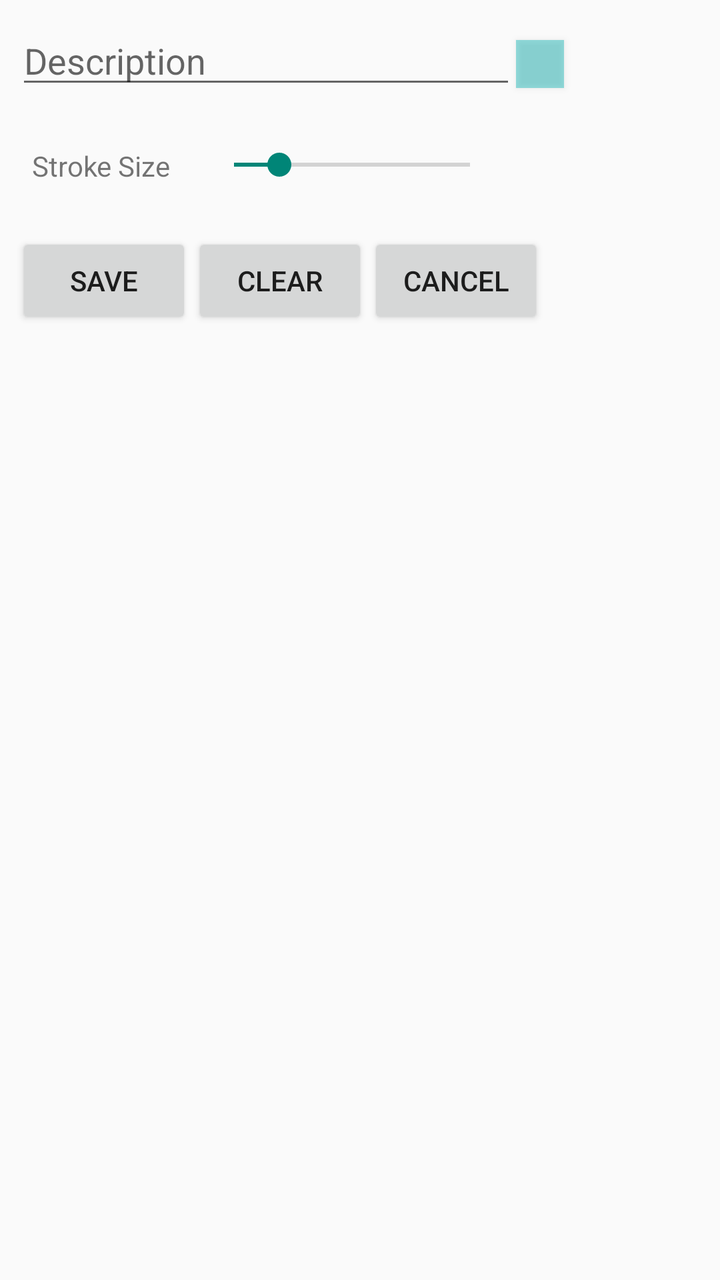
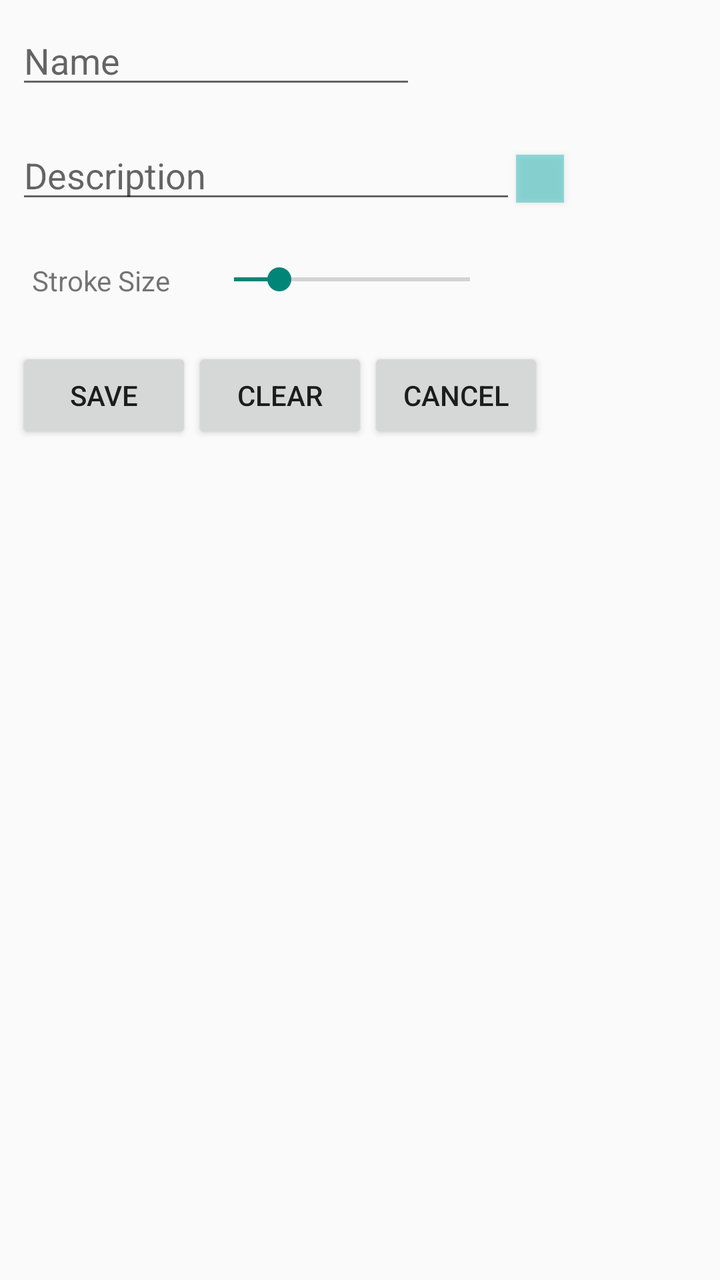

Screens rendered from an Android XML layout before and after an edit, with the pre-edit source and the edit as a unified diff.
<!-- AndroidManifest.xml: application theme AppTheme.NoActionBar -->
<!-- res/layout/save_overlay_layout.xml -->
<?xml version="1.0" encoding="utf-8"?>
<LinearLayout
    xmlns:android="http://schemas.android.com/apk/res/android"
    android:layout_width="300dp"
    android:layout_height="wrap_content"
    android:orientation="vertical"
    android:layout_gravity="center">

    <LinearLayout
        android:layout_width="match_parent"
        android:layout_height="wrap_content"
        android:layout_margin="@dimen/regular_margin">
        <android.support.design.widget.TextInputEditText
            android:id="@+id/enter_description"
            android:layout_width="250dp"
            android:layout_height="wrap_content"
            android:hint="@string/description_string"/>
        <Button
            android:id="@+id/selected_color_fill"
            android:layout_width="24dp"
            android:layout_height="24dp"
            android:background="@color/polygon_fill_color"/>
    </LinearLayout>
    <LinearLayout
        android:layout_width="match_parent"
        android:layout_height="wrap_content"
        android:orientation="horizontal"
        android:layout_margin="@dimen/regular_margin">
        <TextView
            android:layout_width="wrap_content"
            android:layout_height="wrap_content"
            android:text="Stroke Size"
            android:layout_margin="@dimen/regular_margin"/>
        <SeekBar
            android:id="@+id/stroke_size_seek"
            android:layout_width="150dp"
            android:layout_height="wrap_content"
            android:layout_margin="@dimen/regular_margin"
            android:max="100"
            android:min="1"
            android:progress="20"/>
    </LinearLayout>
    <LinearLayout
        android:layout_width="match_parent"
        android:layout_height="wrap_content"
        android:orientation="horizontal"
        android:layout_margin="@dimen/regular_margin">
        <Button
            android:id="@+id/save_overlay"
            android:layout_width="wrap_content"
            android:layout_height="wrap_content"
            android:text="@string/save_string"/>
        <Button
            android:id="@+id/clear_overlay"
            android:layout_width="wrap_content"
            android:layout_height="wrap_content"
            android:text="@string/clear_string"/>
        <Button
            android:id="@+id/cancel"
            android:layout_width="wrap_content"
            android:layout_height="wrap_content"
            android:text="@string/cancel_string"/>
    </LinearLayout>
</LinearLayout>
<!-- resources referenced by this layout -->
<resources>
  <color name="polygon_fill_color">#802EC0C0</color>
  <dimen name="regular_margin">8dp</dimen>
  <string name="cancel_string">Cancel</string>
  <string name="clear_string">Clear</string>
  <string name="description_string">Description</string>
  <string name="save_string">Save</string>
  <style name="AppTheme.NoActionBar" parent="Theme.AppCompat.Light.DarkActionBar">
          <item name="windowActionBar">false</item>
          <item name="windowNoTitle">true</item>
      </style>
</resources>

<!-- the commit's change to res/layout/save_overlay_layout.xml (unified diff, before → after) -->
@@ -6,6 +6,12 @@
     android:orientation="vertical"
     android:layout_gravity="center">
 
+    <android.support.design.widget.TextInputEditText
+        android:id="@+id/layer_name"
+        android:layout_width="200dp"
+        android:layout_height="wrap_content"
+        android:hint="@string/name_string"
+        android:layout_margin="@dimen/regular_margin"/>
     <LinearLayout
         android:layout_width="match_parent"
         android:layout_height="wrap_content"
<!-- resource entries referenced after the edit -->
@@ -5,6 +5,7 @@
   <string name="cancel_string">Cancel</string>
   <string name="clear_string">Clear</string>
   <string name="description_string">Description</string>
+  <string name="name_string">Name</string>
   <string name="save_string">Save</string>
   <style name="AppTheme.NoActionBar" parent="Theme.AppCompat.Light.DarkActionBar">
           <item name="windowActionBar">false</item>
